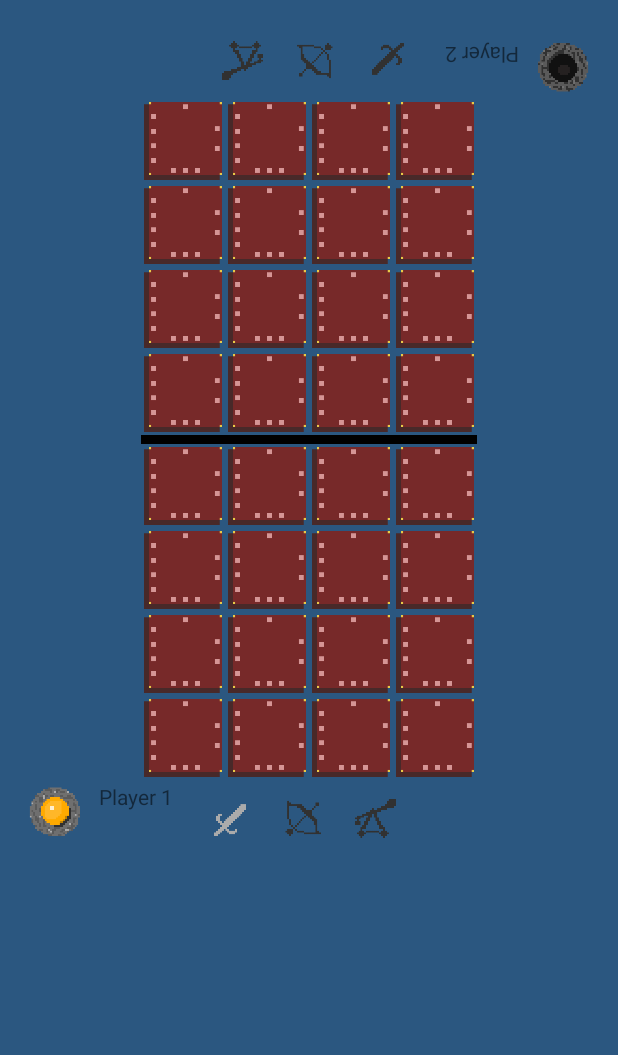
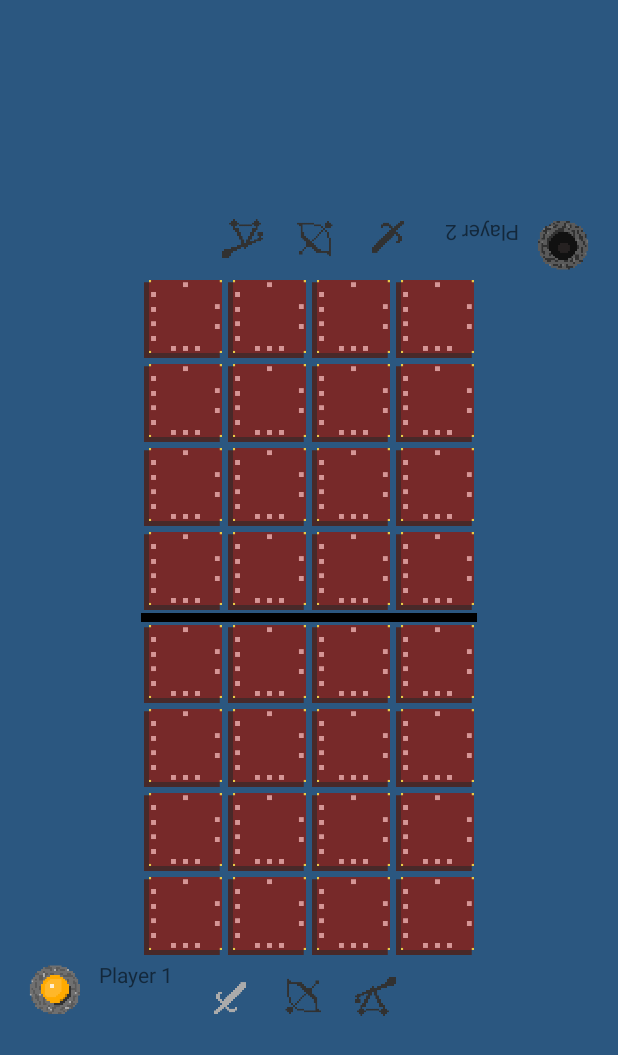
Before and after one commit to gowenS/Strategy-Game-Prototype, an Android app: the screen it shows after launch (MainActivity), on a phone screen of 412 x 824 dp. Shown: the top 1055 px of the screen. Run offline under Robolectric (Android 15) with nearby library versions, the phone set to English and light mode, and no system bars.

Commit message:
Centered UI, changed gradle build

```diff
--- a/app/build.gradle
+++ b/app/build.gradle
@@ -22,6 +22,6 @@ android {
 dependencies {
     compile fileTree(dir: 'libs', include: ['*.jar'])
     testCompile 'junit:junit:4.12'
-    compile 'com.android.support:appcompat-v7:23.1.1'
-    compile 'com.android.support:design:23.1.1'
+    compile 'com.android.support:appcompat-v7:23.4.0'
+    compile 'com.android.support:design:23.4.0'
 }
--- a/app/src/main/res/layout/content_main.xml
+++ b/app/src/main/res/layout/content_main.xml
@@ -12,7 +12,7 @@
     tools:context="com.rustandtuna.gameprototype.MainActivity"
     tools:showIn="@layout/activity_main"
     android:orientation="vertical"
-    android:gravity="center_horizontal"
+    android:gravity="center"
     android:background="#2B5780"
     android:id="@+id/content_main">
 
@@ -21,7 +21,7 @@
         android:orientation="horizontal"
         android:layout_width="match_parent"
         android:layout_height="50dp"
-        android:gravity="bottom|right">
+        android:gravity="bottom|end">
 
         <TextView
             android:layout_width="40dp"
@@ -29,7 +29,8 @@
             android:textAppearance="?android:attr/textAppearanceMedium"
             android:rotation="180"
             android:id="@+id/p2t3HP"
-            android:layout_gravity="bottom|right"
+            android:layout_gravity="bottom|end"
+            android:layout_marginEnd="10dp"
             android:layout_marginRight="10dp"
             android:textColor="#dadff9"
             android:textStyle="bold"
@@ -42,7 +43,8 @@
             android:textAppearance="?android:attr/textAppearanceMedium"
             android:rotation="180"
             android:id="@+id/p2t2HP"
-            android:layout_gravity="bottom|right"
+            android:layout_gravity="bottom|end"
+            android:layout_marginEnd="10dp"
             android:layout_marginRight="10dp"
             android:background="@drawable/t2empty"
             android:textStyle="bold"
@@ -55,7 +57,8 @@
             android:textAppearance="?android:attr/textAppearanceMedium"
             android:rotation="180"
             android:id="@+id/p2t1HP"
-            android:layout_gravity="bottom|right"
+            android:layout_gravity="bottom|end"
+            android:layout_marginEnd="10dp"
             android:layout_marginRight="10dp"
             android:background="@drawable/t1empty"
             android:textColor="#dadff9"
@@ -68,9 +71,10 @@
             android:layout_height="wrap_content"
             android:text="Player 2"
             android:id="@+id/textView2"
+            android:layout_marginEnd="10dp"
             android:layout_marginRight="10dp"
             android:rotation="180"
-            android:layout_gravity="bottom|right" />
+            android:layout_gravity="bottom|end" />
 
         <ImageView
             android:layout_width="40dp"
@@ -78,7 +82,7 @@
             android:id="@+id/player2TurnIndicator"
             android:rotation="180"
             android:background="@drawable/player_turn_off"
-            android:layout_gravity="bottom|right" />
+            android:layout_gravity="bottom|end" android:contentDescription="TODO"/>
     </LinearLayout>
 
     <LinearLayout
@@ -276,6 +280,7 @@
         android:layout_width="wrap_content"
         android:layout_height="match_parent"
         android:gravity="center_vertical"
+        android:focusable="true"
         android:clickable="true">
         <com.rustandtuna.gameprototype.gridButton
             android:layout_width="52dp"
@@ -339,23 +344,24 @@
         android:orientation="horizontal"
         android:layout_width="match_parent"
         android:layout_height="50dp"
-        android:layout_gravity="top|left"
-        android:gravity="top|left">
+        android:layout_gravity="top|start"
+        android:gravity="top|start">
 
         <ImageView
             android:layout_width="40dp"
             android:layout_height="40dp"
             android:id="@+id/player1TurnIndicator"
             android:background="@drawable/player_turn_off"
-            android:layout_gravity="top|left" />
+            android:layout_gravity="top|start" />
 
         <TextView
             android:layout_width="wrap_content"
             android:layout_height="wrap_content"
             android:text="Player 1"
             android:id="@+id/textView"
+            android:layout_marginStart="10dp"
             android:layout_marginLeft="10dp"
-            android:layout_gravity="top|left"
+            android:layout_gravity="top|start"
             android:gravity="top" />
 
         <TextView
@@ -370,7 +376,8 @@
             android:enabled="false"
             android:textSize="15dp"
             android:layout_marginLeft="10dp"
-            android:layout_gravity="top|left" />
+            android:layout_marginStart="10dp"
+            android:layout_gravity="top|start" />
 
         <TextView
             android:layout_width="40dp"
@@ -380,9 +387,10 @@
             android:background="@drawable/t2empty"
             android:gravity="top"
             android:layout_marginLeft="10dp"
+            android:layout_marginStart="10dp"
             android:textColor="#dadff9"
             android:textStyle="bold"
-            android:layout_gravity="top|left"
+            android:layout_gravity="top|start"
             android:textSize="15dp" />
 
         <TextView
@@ -392,8 +400,9 @@
             android:id="@+id/p1t3HP"
             android:textColor="#dadff9"
             android:textStyle="bold"
-            android:layout_gravity="top|left"
+            android:layout_gravity="top|start"
             android:layout_marginLeft="10dp"
+            android:layout_marginStart="10dp"
             android:background="@drawable/t3empty"
             android:textSize="15dp" />
 
--- a/build.gradle
+++ b/build.gradle
@@ -3,9 +3,13 @@
 buildscript {
     repositories {
         jcenter()
+        maven {
+            url 'https://maven.google.com/'
+            name 'Google'
+        }
     }
     dependencies {
-        classpath 'com.android.tools.build:gradle:3.0.1'
+        classpath 'com.android.tools.build:gradle:3.1.2'
 
         // NOTE: Do not place your application dependencies here; they belong
         // in the individual module build.gradle files
@@ -15,6 +19,10 @@ buildscript {
 allprojects {
     repositories {
         jcenter()
+        maven {
+            url 'https://maven.google.com/'
+            name 'Google'
+        }
     }
 }
 
```
Also changed, not shown: gradle/wrapper/gradle-wrapper.properties.
